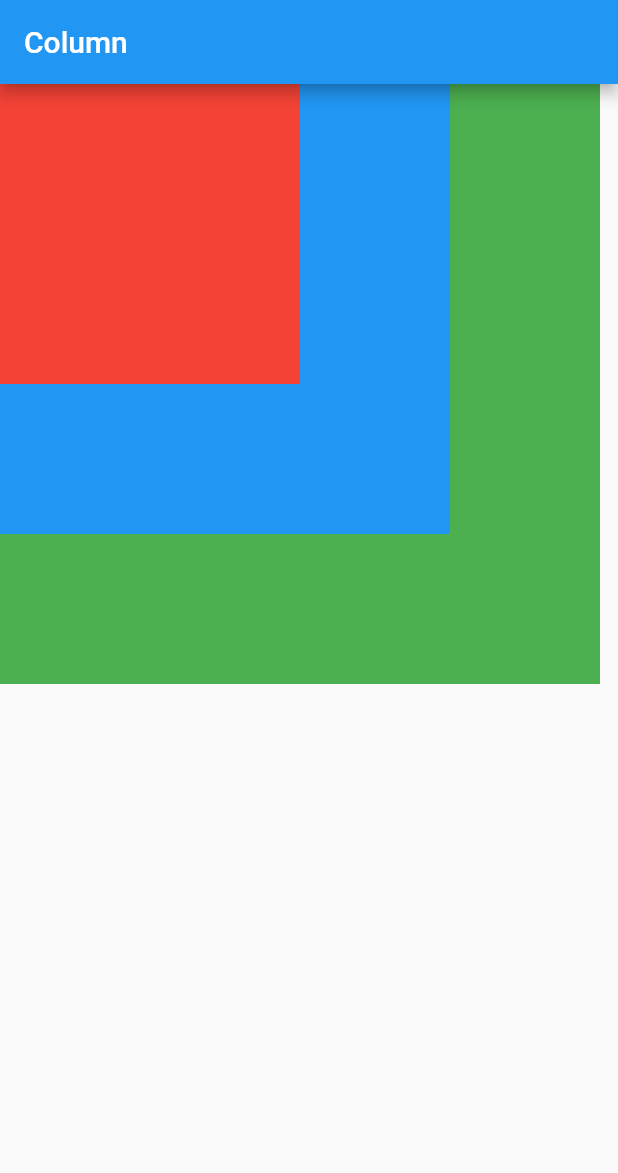
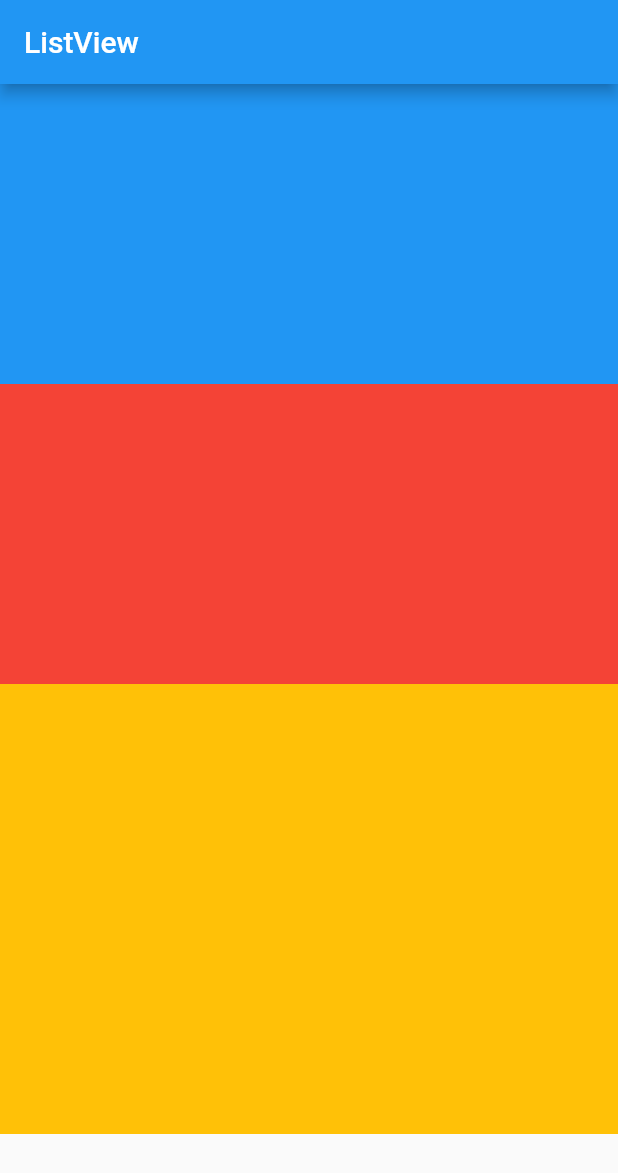
Before and after one commit to bagusrizky15/flutter-app1, a Flutter app: the screen it shows after launch, on a phone screen of 412 x 824 dp. Shown: the top 1173 px of the screen. Run offline on Flutter 3.47's test engine with Material 2 defaults, Android fonts, the phone set to English and light mode, and no system bars.

Commit message:
listview

```diff
--- a/lib/main.dart
+++ b/lib/main.dart
@@ -5,30 +5,32 @@ void main(List<String> args) {
 }
 
 class MyApp extends StatelessWidget {
+  const MyApp({Key? key}) : super(key: key);
+
   @override
   Widget build(BuildContext context) {
     return MaterialApp(
       home: Scaffold(
         appBar: AppBar(
-          title: Text("Column"),
+          title: Text("ListView"),
         ),
-        body: Stack(
+        body: ListView(
           children: [
             Container(
-              width: 400,
-              height: 400,
-              color: Colors.green,
-            ),
-            Container(
-              width: 300,
-              height: 300,
+              width: 200,
+              height: 200,
               color: Colors.blue,
             ),
             Container(
               width: 200,
               height: 200,
               color: Colors.red,
-            )
+            ),
+            Container(
+              width: 200,
+              height: 300,
+              color: Colors.amber,
+            ),
           ],
         ),
       ),
```
